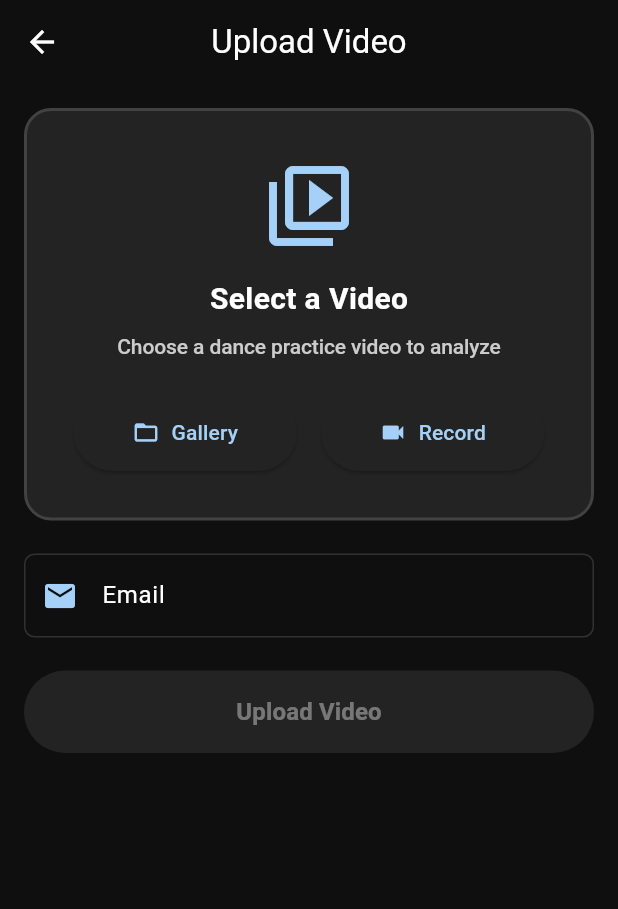
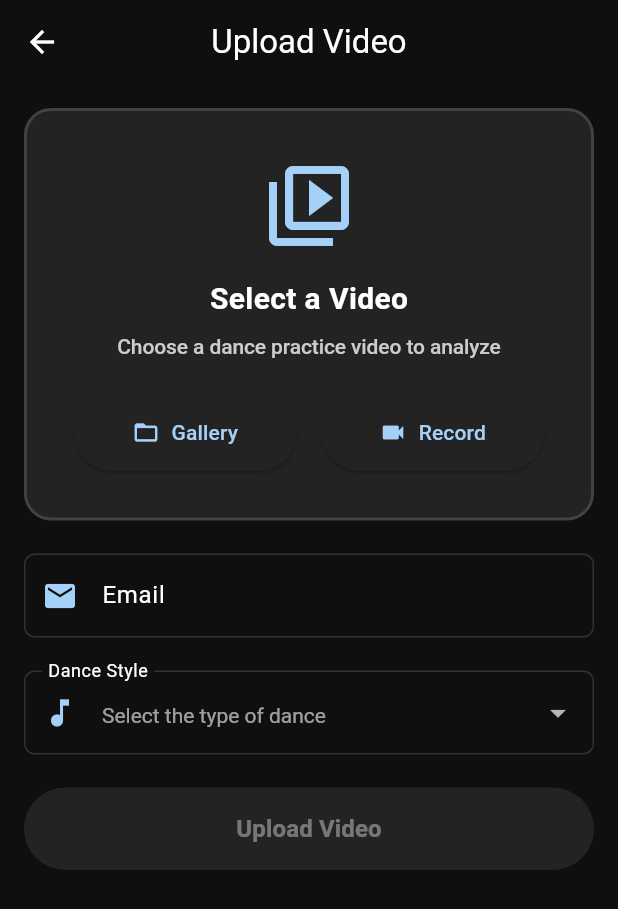
Before and after one commit to Bentalizac/dance_analysis_client, a Flutter app: the UploadPageContent screen opened directly, on a phone screen of 412 x 824 dp. Shown: the top 909 px of the screen. Run offline on Flutter 3.47's test engine with Material 3 defaults, Android fonts, the phone set to English and light mode, and no system bars; our stand-ins replace go_router, image_picker, video_player, web; missing offline and left inert: dart:js_interop.

Commit message:
Add dance style selection to upload flow
Introduce a DanceStyle enum and wire it through UI, state,
controller and ApiClient. Add a dropdown on the upload page,
require a selection before uploading, include dance_style in the
multipart /analyze request, and update tests/mocks. Add a sequence
diagram documenting the upload and analysis flow.

```diff
--- a/lib/features/upload/presentation/controllers/upload_controller.dart
+++ b/lib/features/upload/presentation/controllers/upload_controller.dart
@@ -1,6 +1,7 @@
 import 'package:flutter/foundation.dart';
 import 'package:image_picker/image_picker.dart';
 
+import '../../../../models/dance_style.dart';
 import '../../../../models/video_metadata.dart';
 import '../../../../models/video_timestamp.dart';
 import '../../../../shared/services/api_client.dart';
@@ -67,6 +68,15 @@ class UploadController extends ChangeNotifier {
     notifyListeners();
   }
 
+  void updateDanceStyle(DanceStyle? style) {
+    _state = _state.copyWith(
+      danceStyle: style,
+      clearDanceStyle: style == null,
+      clearError: true,
+    );
+    notifyListeners();
+  }
+
   Future<void> pickVideo(ImageSource source) async {
     _state = _state.copyWith(
       status: UploadStatus.pickingVideo,
@@ -95,6 +105,7 @@ class UploadController extends ChangeNotifier {
           trimStart: Duration.zero,
           clearTrimEnd: true,
           timestamps: [],
+          // Keep dance style selection when picking a new video
         );
       }
     } on VideoValidationException catch (e) {
@@ -261,6 +272,7 @@ class UploadController extends ChangeNotifier {
       trimStart: Duration.zero,
       clearTrimEnd: true,
       clearError: true,
+      clearDanceStyle: true,
     );
     notifyListeners();
   }
@@ -297,6 +309,7 @@ class UploadController extends ChangeNotifier {
       final backendRef = await _apiClient.uploadVideo(
         video: _state.video!,
         email: _state.email.trim(),
+        danceStyle: _state.danceStyle!,
         timestamps: _state.timestamps,
         trimStart: _state.trimStart,
         trimEnd: _state.trimEnd,
--- a/lib/features/upload/presentation/controllers/upload_state.dart
+++ b/lib/features/upload/presentation/controllers/upload_state.dart
@@ -1,5 +1,6 @@
 import 'package:image_picker/image_picker.dart';
 
+import '../../../../models/dance_style.dart';
 import '../../../../models/video_metadata.dart';
 import '../../../../models/video_timestamp.dart';
 import '../../../../shared/services/video_service.dart';
@@ -53,6 +54,7 @@ class UploadState {
     required this.trimEnd,
     required this.isAddingTimestamp,
     required this.editingTimestampId,
+    required this.danceStyle,
   });
 
   factory UploadState.initial() => const UploadState(
@@ -67,6 +69,7 @@ class UploadState {
     trimEnd: null,
     isAddingTimestamp: false,
     editingTimestampId: null,
+    danceStyle: null,
   );
 
   final UploadStatus status;
@@ -93,10 +96,14 @@ class UploadState {
   /// ID of the timestamp currently being edited (null if none)
   final String? editingTimestampId;
 
+  /// Selected dance style for analysis
+  final DanceStyle? danceStyle;
+
   bool get hasVideo => video != null;
 
   /// Whether the user can attempt an upload.
-  bool get canUpload => hasVideo && isEmailValid && !_isBusy;
+  bool get canUpload =>
+      hasVideo && isEmailValid && danceStyle != null && !_isBusy;
 
   /// Internal convenience for disabling UI while work is in progress.
   bool get _isBusy => switch (status) {
@@ -153,6 +160,8 @@ class UploadState {
     bool? isAddingTimestamp,
     String? editingTimestampId,
     bool clearEditingTimestampId = false,
+    DanceStyle? danceStyle,
+    bool clearDanceStyle = false,
   }) {
     return UploadState(
       status: status ?? this.status,
@@ -170,6 +179,7 @@ class UploadState {
       editingTimestampId: clearEditingTimestampId
           ? null
           : (editingTimestampId ?? this.editingTimestampId),
+      danceStyle: clearDanceStyle ? null : (danceStyle ?? this.danceStyle),
     );
   }
 }
--- a/lib/features/upload/presentation/widgets/upload_page_content.dart
+++ b/lib/features/upload/presentation/widgets/upload_page_content.dart
@@ -4,6 +4,7 @@ import 'package:provider/provider.dart';
 import 'package:video_player/video_player.dart';
 
 import '../../../../config/routes.dart';
+import '../../../../models/dance_style.dart';
 import '../../../../shared/design_system/theme.dart';
 import '../../../../shared/widgets/discard_confirmation_dialog.dart';
 import '../../../../shared/widgets/timestamp_manager.dart';
@@ -138,6 +139,11 @@ class _UploadPageContentState extends State<UploadPageContent> {
 
                     // Email input
                     _buildEmailInput(state),
+
+                    const SizedBox(height: AppDesignSystem.spacingLg),
+
+                    // Dance style dropdown
+                    _buildDanceStyleDropdown(controller, state),
 
                     const SizedBox(height: AppDesignSystem.spacingLg),
 
@@ -351,6 +357,54 @@ class _UploadPageContentState extends State<UploadPageContent> {
     );
   }
 
+  Widget _buildDanceStyleDropdown(
+    UploadController controller,
+    UploadState state,
+  ) {
+    // ignore: deprecated_member_use
+    return DropdownButtonFormField<DanceStyle>(
+      key: ValueKey(state.danceStyle),
+      value: state.danceStyle,
+      decoration: InputDecoration(
+        labelText: 'Dance Style',
+        hintText: 'Select the type of dance',
+        prefixIcon: Icon(Icons.music_note, color: AppDesignSystem.accentBlue),
+        border: OutlineInputBorder(
+          borderRadius: BorderRadius.circular(AppDesignSystem.radiusXs),
+        ),
+        enabledBorder: OutlineInputBorder(
+          borderRadius: BorderRadius.circular(AppDesignSystem.radiusXs),
+          borderSide: BorderSide(color: AppDesignSystem.dividerLight),
+        ),
+        focusedBorder: OutlineInputBorder(
+          borderRadius: BorderRadius.circular(AppDesignSystem.radiusXs),
+          borderSide: const BorderSide(color: AppDesignSystem.accentBlue),
+        ),
+        errorBorder: OutlineInputBorder(
+          borderRadius: BorderRadius.circular(AppDesignSystem.radiusXs),
+          borderSide: const BorderSide(color: AppDesignSystem.errorRed),
+        ),
+      ),
+      dropdownColor: AppDesignSystem.backgroundMedium,
+      style: TextStyle(color: AppDesignSystem.textPrimary),
+      items: DanceStyle.values.map((style) {
+        return DropdownMenuItem<DanceStyle>(
+          value: style,
+          child: Text(style.displayName),
+        );
+      }).toList(),
+      onChanged: (DanceStyle? newValue) {
+        controller.updateDanceStyle(newValue);
+      },
+      validator: (value) {
+        if (value == null) {
+          return 'Please select a dance style';
+        }
+        return null;
+      },
+    );
+  }
+
   Widget _buildUploadButton(UploadController controller, UploadState state) {
     final isUploading = state.status == UploadStatus.uploading;
 
--- /dev/null
+++ b/lib/models/dance_style.dart
@@ -0,0 +1,25 @@
+/// Represents the type/style of dance being analyzed
+///
+/// This helps the backend apply style-specific pose requirements
+/// and provide appropriate feedback.
+enum DanceStyle {
+  waltz,
+  samba;
+
+  /// Human-readable display name for the UI
+  String get displayName => switch (this) {
+    waltz => 'Waltz',
+    samba => 'Samba',
+  };
+
+  /// Convert to JSON-compatible string
+  String toJson() => name;
+
+  /// Create from JSON string
+  static DanceStyle fromJson(String value) {
+    return DanceStyle.values.firstWhere(
+      (style) => style.name == value,
+      orElse: () => throw ArgumentError('Invalid dance style: $value'),
+    );
+  }
+}
--- a/lib/shared/services/api_client.dart
+++ b/lib/shared/services/api_client.dart
@@ -6,6 +6,7 @@ import 'package:flutter/foundation.dart' show kIsWeb;
 import 'package:http/http.dart' as http;
 
 import '../../features/upload/presentation/controllers/upload_state.dart';
+import '../../models/dance_style.dart';
 import '../../models/video_timestamp.dart';
 
 /// API client responsible for calling the backend `/analyze` endpoint.
@@ -28,6 +29,7 @@ class ApiClient {
   Future<String?> uploadVideo({
     required SelectedVideo video,
     required String email,
+    required DanceStyle danceStyle,
     List<VideoTimestamp> timestamps = const [],
     Duration trimStart = Duration.zero,
     Duration? trimEnd,
@@ -42,6 +44,7 @@ class ApiClient {
     final uri = Uri.parse(_analyzeUrl);
     final request = http.MultipartRequest('POST', uri)
       ..fields['email'] = email
+      ..fields['dance_style'] = danceStyle.toJson()
       ..fields['trim_start_seconds'] = trimStart.inSeconds.toString()
       ..fields['trim_end_seconds'] =
           (trimEnd?.inSeconds ?? video.duration.inSeconds).toString();
```
Also changed, not shown: 3 other files.
